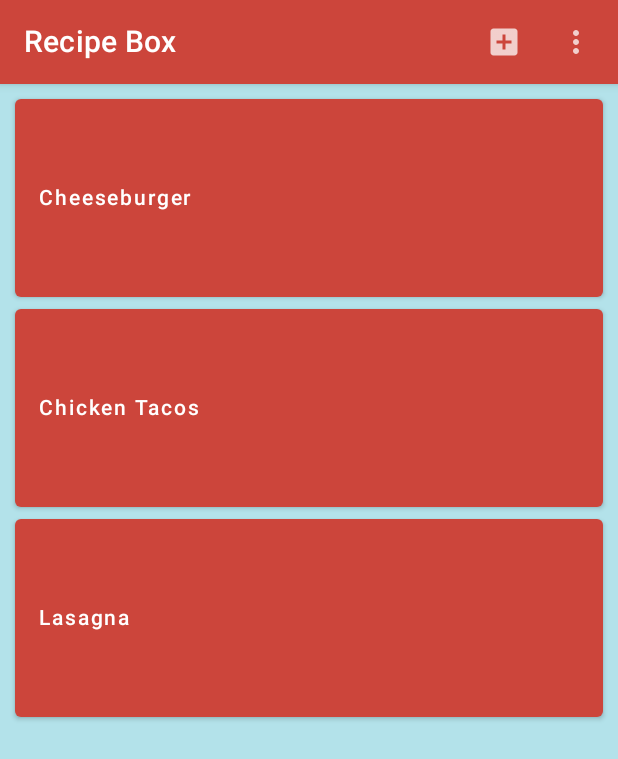
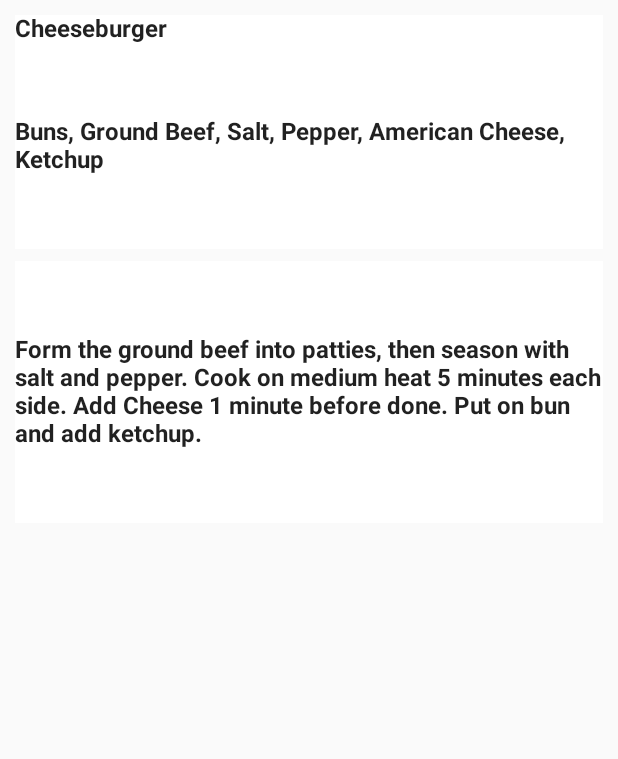
Before and after one commit to bolandmj/RecipeBox, an Android app built with Jetpack Compose: the screen it shows after launch (MainActivity), after a tap on "Cheeseburger", on a phone screen of 412 x 824 dp. Shown: the top 759 px of the screen. Run offline under Robolectric (Android 15) with nearby library versions, the phone set to English and light mode, and no system bars; our stand-ins replace Firebase (no records; nobody signed in at launch, a user with empty details on screens opened directly); libraries missing offline, so code that uses them is left out: com.firebase.ui.

Commit message:
Added new pages

```diff
--- a/app2/src/main/java/com/example/recipebox/Navigation.kt
+++ b/app2/src/main/java/com/example/recipebox/Navigation.kt
@@ -33,6 +33,9 @@ fun Navigation(){
         }
         composable(route = Screen.PostScreen.route){
             PostScreen()
+        }
+        composable(route = Screen.Cheeseburger.route){
+            Cheeseburger()
         }
     }
 }
@@ -81,10 +84,10 @@ fun MainScreen(navController: NavController){
 
     ) { padding ->
         Column(modifier = Modifier.padding(10.dp)) {
-            //Temporary
+
             Button(
                 onClick = {
-
+                    navController.navigate((Screen.Cheeseburger.route))
                 }
             ) {
                 Text(text = "Cheeseburger", modifier = Modifier
@@ -175,6 +178,22 @@ fun PostScreen(){
 }
 
 @Composable
-fun cheeseburger(){
+fun Cheeseburger(){
+    Column(modifier = Modifier.padding(10.dp)) {
 
+        Text(text="Cheeseburger", modifier = Modifier
+            .background(MaterialTheme.colors.secondary)
+            .fillMaxWidth())
+
+        Text(text="Buns, Ground Beef, Salt, Pepper, American Cheese, Ketchup", modifier = Modifier
+            .background(MaterialTheme.colors.secondary)
+            .fillMaxWidth()
+            .padding(vertical = 50.dp))
+        Spacer(modifier = Modifier.height(8.dp))
+        Text(text="Form the ground beef into patties, then season with salt and pepper. Cook on medium heat 5 minutes each side. Add Cheese 1 minute before done. Put on bun and add ketchup.", modifier = Modifier
+            .background(MaterialTheme.colors.secondary)
+            .fillMaxWidth()
+            .padding(vertical = 50.dp))
+        Spacer(modifier = Modifier.height(8.dp))
+    }
 }
--- a/app2/src/main/java/com/example/recipebox/Screen.kt
+++ b/app2/src/main/java/com/example/recipebox/Screen.kt
@@ -3,4 +3,7 @@ package com.example.recipebox
 sealed class Screen(val route : String){
     object MainScreen : Screen("main_screen")
     object PostScreen : Screen("post_screen")
+    object Cheeseburger : Screen("cheeseburger")
+    object Taco : Screen("taco")
+    object Lasagna : Screen("lasagna")
 }
```
